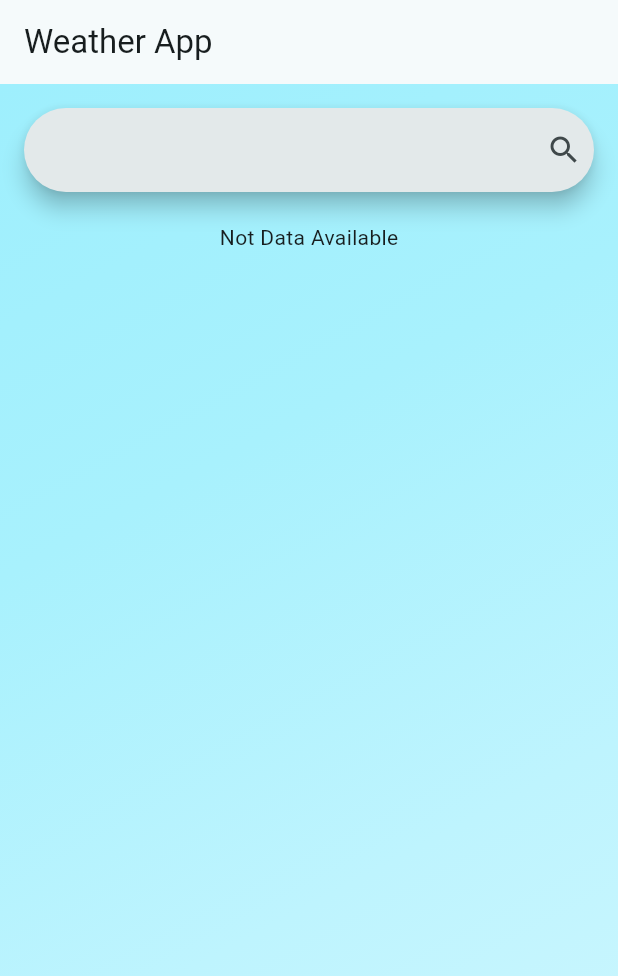
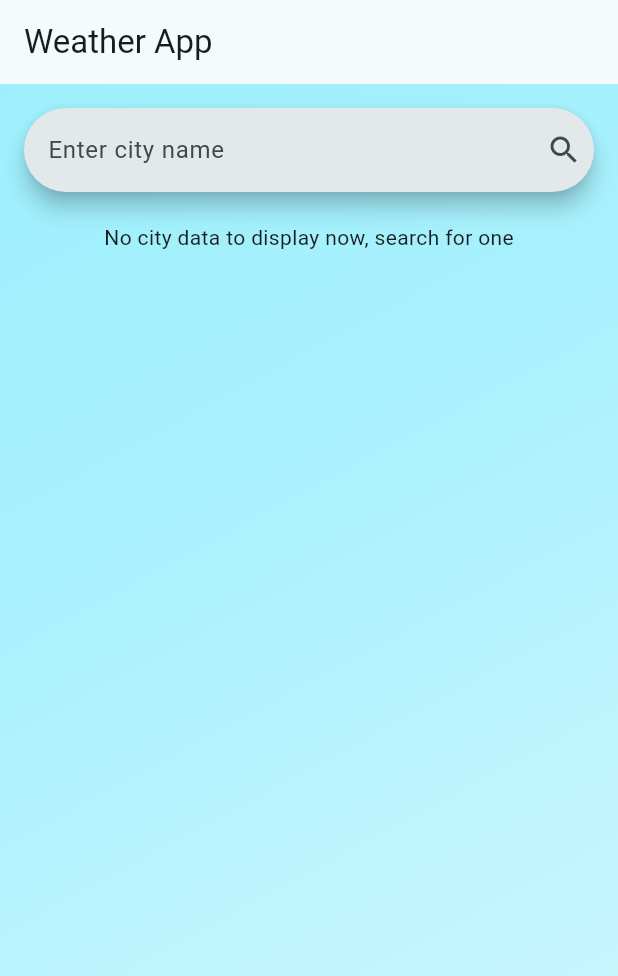
Before and after one commit to emmaephrim/weather-app-openWeatherMap, a Flutter app: the screen it shows after launch, on a phone screen of 412 x 824 dp. Shown: the top 976 px of the screen. Run offline on Flutter 3.47's test engine with Material 3 defaults, Android fonts, the phone set to English and light mode, and no system bars.

```diff
--- a/lib/view/weather_page.dart
+++ b/lib/view/weather_page.dart
@@ -58,6 +58,7 @@ class _WeatherPageState extends State<WeatherPage> {
                     crossAxisAlignment: CrossAxisAlignment.center,
                     children: [
                       SearchBar(
+                        hintText: "Enter city name",
                         trailing: const [
                           Icon(Icons.search),
                         ],
@@ -99,7 +100,7 @@ class _WeatherPageState extends State<WeatherPage> {
                             )
                           : _weatherData != null
                               ? WeatherInfo(weather: _weatherData!)
-                              : const Text("Not Data Available"),
+                              : const Text("No city data to display now, search for one"),
                     ],
                   )),
             ],
```
Also changed, not shown: 2 other files.
